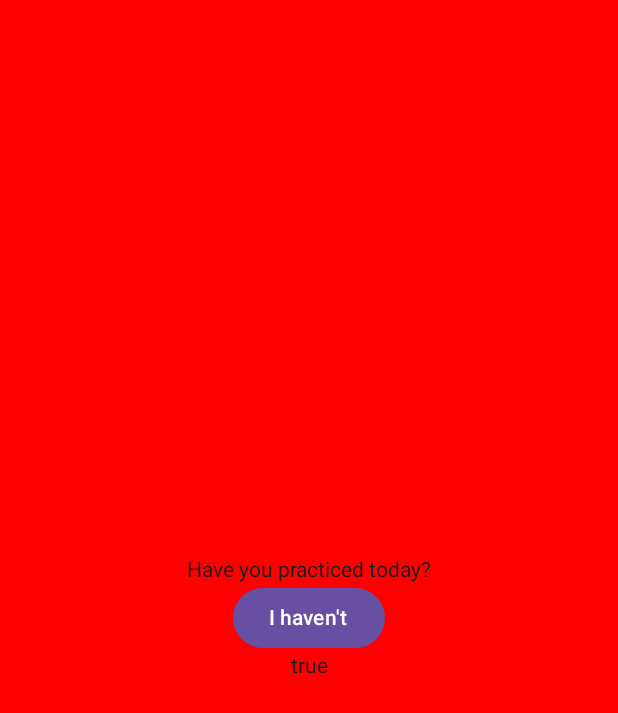
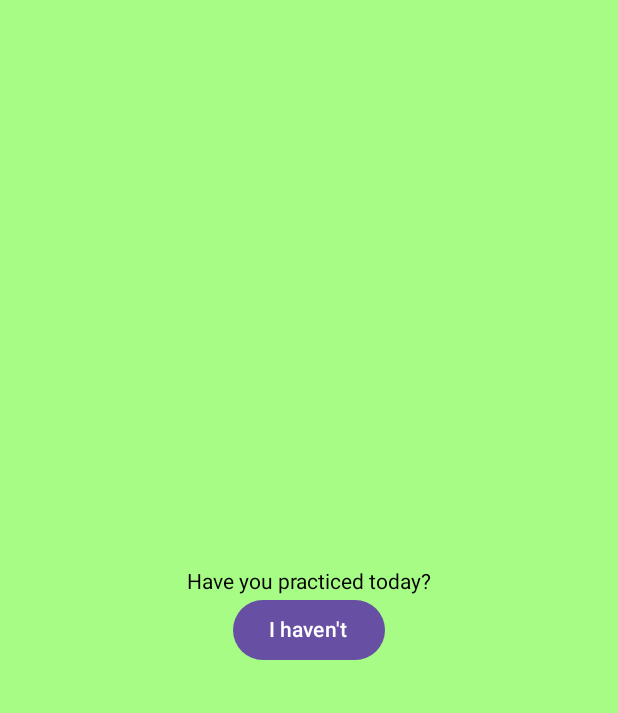
Before and after one commit to reluttrull/PracticeApp, an Android app built with Jetpack Compose: the screen it shows after launch (MainActivity), after a tap on "I have", on a phone screen of 412 x 824 dp. Shown: the top 713 px of the screen. Run offline under Robolectric (Android 15) with nearby library versions, the phone set to English and light mode, and no system bars; missing, so only their content is drawn: PracticeAppTheme.

Commit message:
background color changing with button selection

```diff
--- a/app/src/main/java/com/example/practiceapp/MainActivity.kt
+++ b/app/src/main/java/com/example/practiceapp/MainActivity.kt
@@ -3,6 +3,7 @@ package com.example.practiceapp
 import android.os.Bundle
 import android.view.View
 import androidx.compose.ui.graphics.Color
+//import android.graphics.Color
 import androidx.activity.ComponentActivity
 import androidx.activity.compose.setContent
 import androidx.activity.enableEdgeToEdge
@@ -26,29 +27,39 @@ class MainActivity : ComponentActivity() {
 //        val rootView = findViewById<View>(android.R.id.content)
 //        rootView.setBackgroundColor(Color.RED)
         setContent {
-            var isOkay by remember {
+            var hasPracticed by remember {
                 mutableStateOf(false)
             }
-            val colors = if (isOkay) {
-                Color.Green
+            val colors = if (hasPracticed) {
+                Color(android.graphics.Color.parseColor("#A7FC85"))
             } else {
-                Color.Red
+                Color(android.graphics.Color.parseColor("#FF6666"))
             }
             PracticeAppTheme {
                 Scaffold(modifier = Modifier.fillMaxSize()) { innerPadding ->
                     Column (
                         verticalArrangement = Arrangement.Center,
                         modifier = Modifier
-                            .background(Color.Red)
+                            .background(colors)
                             .fillMaxSize(),
                         horizontalAlignment = Alignment.CenterHorizontally
                     ) {
-                        MainContent(
-                            verbed = "practiced",
-                            modifier = Modifier
-                                .padding(innerPadding)
+                        Text(
+                            text = "Have you practiced today?",
+                            modifier = Modifier.padding(innerPadding),
+                            color = Color.Black
                         )
-                        QuestionAndAnswer()
+                        Button(onClick = { hasPracticed = !hasPracticed }) {
+                            if (!hasPracticed) {
+                                Text(
+                                    text = "I have"
+                                )
+                            } else {
+                                Text(
+                                    text = "I haven't"
+                                )
+                            }
+                        }
                     }
                 }
             }
@@ -56,40 +67,12 @@ class MainActivity : ComponentActivity() {
     }
 }
 
-@Composable
-fun MainContent(verbed: String, modifier: Modifier = Modifier) {
-    Text(
-        text = "Have you $verbed today?",
-        modifier = modifier
-    )
-}
 
-@Composable
-fun QuestionAndAnswer() {
-    var hasPracticed by remember { mutableStateOf(false) }
-//    fun onClick () = { hasPracticed = true }
-    Button(onClick = { hasPracticed = !hasPracticed }) {
-        if (!hasPracticed) {
-            Text(
-                text = "I have"
-            )
-        } else {
-            Text(
-                text = "I haven't"
-            )
-        }
-    }
-    Text(
-        text = "$hasPracticed"
-//        text = if (hasPracticed) { "yes" } else { "no" }
-    )
-}
-
-@Preview(showBackground = true)
-@Composable
-fun MainContentPreview() {
-    PracticeAppTheme {
-        MainContent("practiced")
-        QuestionAndAnswer()
-    }
-}
+//@Preview(showBackground = true)
+//@Composable
+//fun MainContentPreview() {
+//    PracticeAppTheme {
+//        MainContent("practiced")
+//        QuestionAndAnswer()
+//    }
+//}
```
